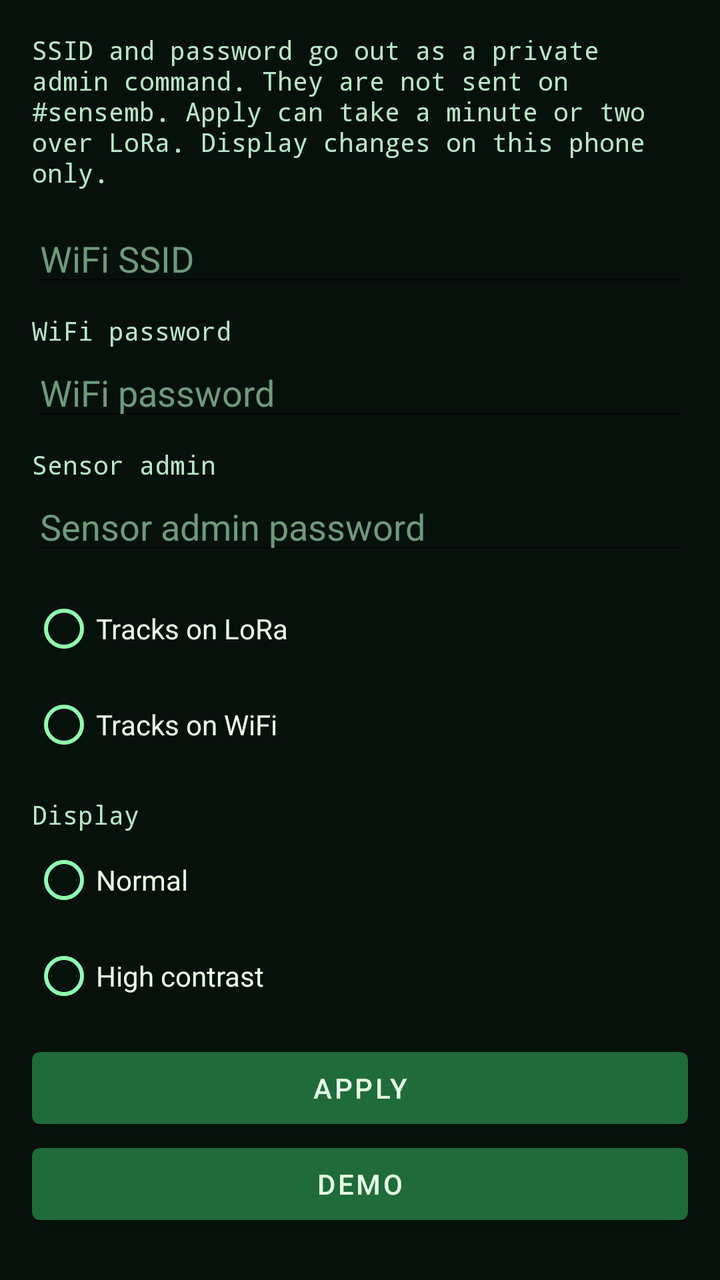
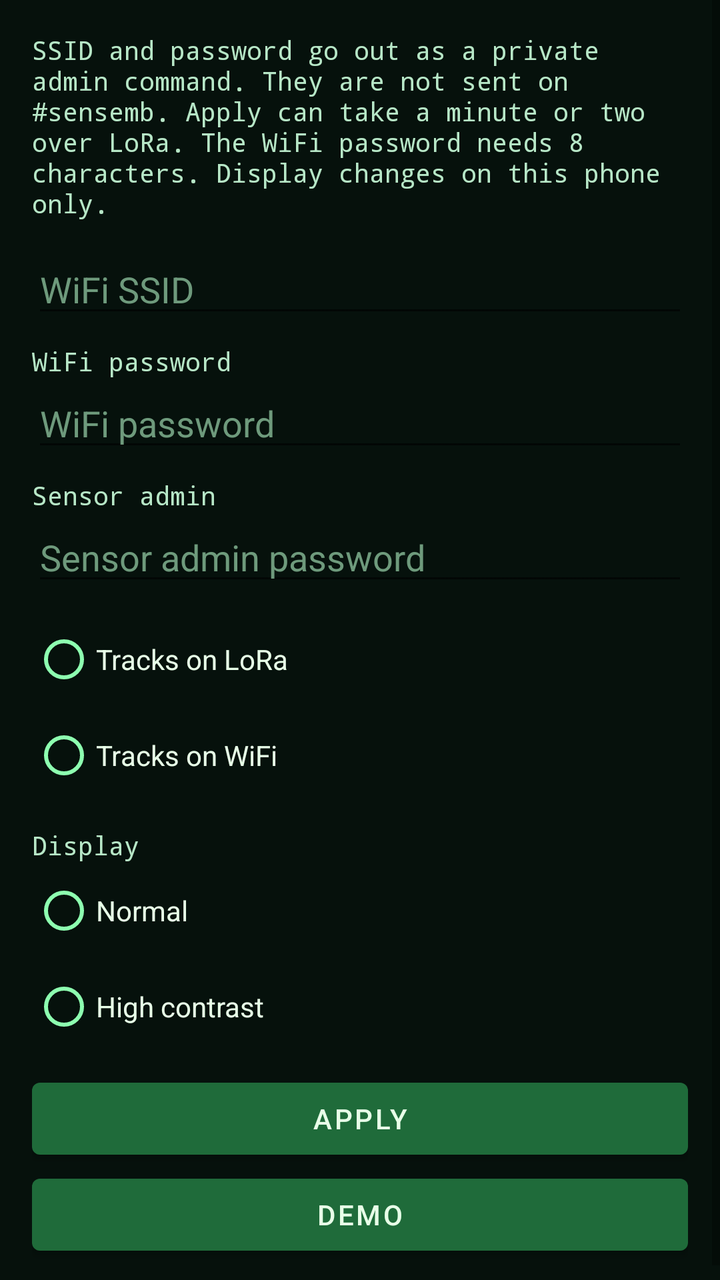

Compare the two renders of this Android layout. The source of the first and the diff that turns it into the second are given below.
<!-- AndroidManifest.xml: application theme Theme.H4Motion -->
<!-- res/layout/dialog_config.xml -->
<?xml version="1.0" encoding="utf-8"?>
<ScrollView xmlns:android="http://schemas.android.com/apk/res/android"
    android:id="@+id/configRoot"
    android:layout_width="match_parent"
    android:layout_height="wrap_content"
    android:background="#06110C">

    <LinearLayout
        android:layout_width="match_parent"
        android:layout_height="wrap_content"
        android:orientation="vertical"
        android:padding="16dp">

        <TextView
            android:id="@+id/configNote"
            android:layout_width="match_parent"
            android:layout_height="wrap_content"
            android:fontFamily="monospace"
            android:text="SSID and password go out as a private admin command. They are not sent on #sensemb. Apply can take a minute or two over LoRa. Display changes on this phone only."
            android:textColor="#B7E7C7"
            android:textSize="13sp" />

        <EditText
            android:id="@+id/ssid"
            android:layout_width="match_parent"
            android:layout_height="wrap_content"
            android:layout_marginTop="12dp"
            android:hint="WiFi SSID"
            android:importantForAutofill="no"
            android:inputType="text"
            android:textColor="#E8FFE8"
            android:textColorHint="#6E9A7C" />

        <TextView
            android:id="@+id/wifiPassLabel"
            android:layout_width="match_parent"
            android:layout_height="wrap_content"
            android:layout_marginTop="8dp"
            android:fontFamily="monospace"
            android:text="WiFi password"
            android:textColor="#B7E7C7"
            android:textSize="13sp" />

        <EditText
            android:id="@+id/wifiPass"
            android:layout_width="match_parent"
            android:layout_height="wrap_content"
            android:hint="WiFi password"
            android:importantForAutofill="no"
            android:inputType="textVisiblePassword"
            android:textColor="#E8FFE8"
            android:textColorHint="#6E9A7C" />

        <TextView
            android:id="@+id/adminPassLabel"
            android:layout_width="match_parent"
            android:layout_height="wrap_content"
            android:layout_marginTop="8dp"
            android:fontFamily="monospace"
            android:text="Sensor admin"
            android:textColor="#B7E7C7"
            android:textSize="13sp" />

        <EditText
            android:id="@+id/adminPass"
            android:layout_width="match_parent"
            android:layout_height="wrap_content"
            android:hint="Sensor admin password"
            android:importantForAutofill="no"
            android:inputType="textVisiblePassword"
            android:textColor="#E8FFE8"
            android:textColorHint="#6E9A7C" />

        <RadioGroup
            android:id="@+id/linkMode"
            android:layout_width="match_parent"
            android:layout_height="wrap_content"
            android:layout_marginTop="8dp">

            <RadioButton
                android:id="@+id/modeLora"
                android:layout_width="match_parent"
                android:layout_height="wrap_content"
                android:buttonTint="#8DFFB0"
                android:text="Tracks on LoRa"
                android:textColor="#E8FFE8" />

            <RadioButton
                android:id="@+id/modeWifi"
                android:layout_width="match_parent"
                android:layout_height="wrap_content"
                android:buttonTint="#8DFFB0"
                android:text="Tracks on WiFi"
                android:textColor="#E8FFE8" />
        </RadioGroup>

        <TextView
            android:id="@+id/displayLabel"
            android:layout_width="match_parent"
            android:layout_height="wrap_content"
            android:layout_marginTop="12dp"
            android:fontFamily="monospace"
            android:text="Display"
            android:textColor="#B7E7C7"
            android:textSize="13sp" />

        <RadioGroup
            android:id="@+id/contrastMode"
            android:layout_width="match_parent"
            android:layout_height="wrap_content">

            <RadioButton
                android:id="@+id/contrastNormal"
                android:layout_width="match_parent"
                android:layout_height="wrap_content"
                android:buttonTint="#8DFFB0"
                android:text="Normal"
                android:textColor="#E8FFE8" />

            <RadioButton
                android:id="@+id/contrastHigh"
                android:layout_width="match_parent"
                android:layout_height="wrap_content"
                android:buttonTint="#8DFFB0"
                android:text="High contrast"
                android:textColor="#E8FFE8" />
        </RadioGroup>

        <Button
            android:id="@+id/btnApply"
            android:layout_width="match_parent"
            android:layout_height="wrap_content"
            android:layout_marginTop="8dp"
            android:text="Apply" />

        <Button
            android:id="@+id/btnDemoRow"
            android:layout_width="match_parent"
            android:layout_height="wrap_content"
            android:text="Demo" />
    </LinearLayout>
</ScrollView>
<!-- resources referenced by this layout -->
<resources>
  <style name="Theme.H4Motion" parent="Theme.MaterialComponents.DayNight.NoActionBar">
          <item name="android:statusBarColor">#06110C</item>
          <item name="android:navigationBarColor">#06110C</item>
          <item name="android:windowBackground">#06110C</item>
          <item name="colorPrimary">#1F6B3A</item>
          <item name="colorOnPrimary">#E8FFE8</item>
      </style>
</resources>

<!-- the commit's change to res/layout/dialog_config.xml (unified diff, before → after) -->
@@ -16,7 +16,7 @@
             android:layout_width="match_parent"
             android:layout_height="wrap_content"
             android:fontFamily="monospace"
-            android:text="SSID and password go out as a private admin command. They are not sent on #sensemb. Apply can take a minute or two over LoRa. Display changes on this phone only."
+            android:text="SSID and password go out as a private admin command. They are not sent on #sensemb. Apply can take a minute or two over LoRa. The WiFi password needs 8 characters. Display changes on this phone only."
             android:textColor="#B7E7C7"
             android:textSize="13sp" />
 
